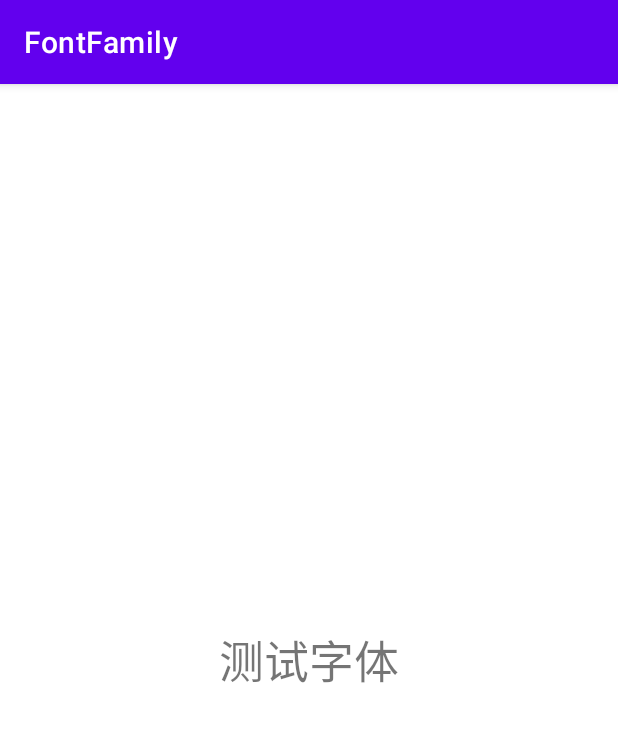
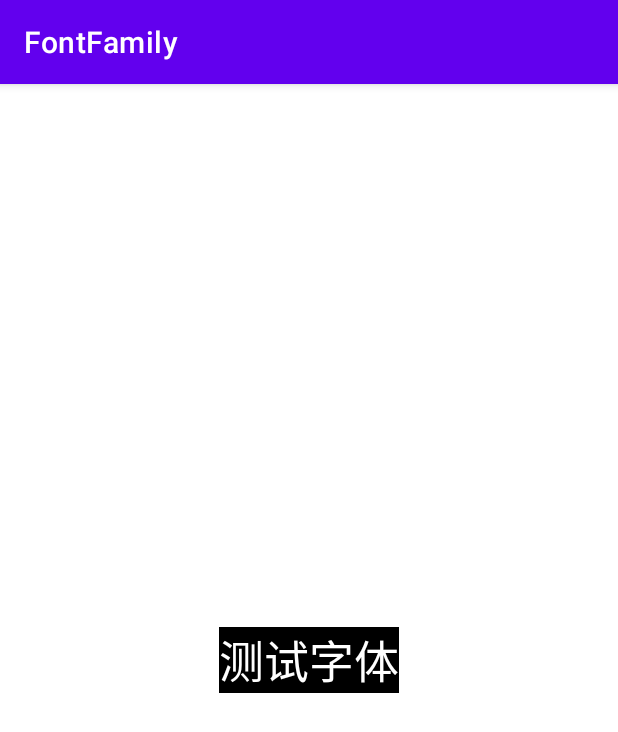
Before and after one commit to xpAndDeveloper/FontFamily, an Android app: the screen it shows after launch (MainActivity), on a phone screen of 412 x 824 dp. Shown: the top 732 px of the screen. Run offline under Robolectric (Android 15) with nearby library versions, the phone set to English and light mode, and no system bars.

Commit message:
fix:lineSpacingMultiplier 1.4

```diff
--- a/FontFamilyLib/src/main/res/values/style.xml
+++ b/FontFamilyLib/src/main/res/values/style.xml
@@ -8,7 +8,7 @@
 
     <!--文字字体基类-->
     <style name="BaseTextViewStyle">
-        <item name="android:lineSpacingMultiplier">1.2</item>
+        <item name="android:lineSpacingMultiplier">1.4</item>
         <item name="android:includeFontPadding">false</item>
     </style>
 
--- a/app/src/main/res/layout/content_main.xml
+++ b/app/src/main/res/layout/content_main.xml
@@ -10,7 +10,9 @@
         app:layout_constraintTop_toTopOf="parent"
         app:layout_constraintBottom_toBottomOf="parent"
         android:id="@+id/text"
+        android:textColor="@color/white"
         android:textSize="30sp"
+        android:background="@color/black"
         style="@style/BaseTextViewStyle.Light"
         android:layout_width="wrap_content"
         android:layout_height="wrap_content"
```
